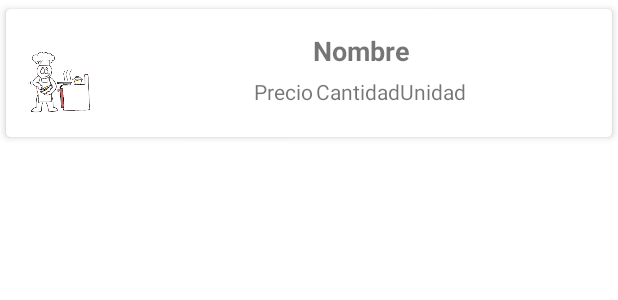
After one commit to danilopezyejas/MenuSemanal, an Android app: the layout recycle_ingredientes.xml on its own in the app's theme, with its tools: preview values and no code run, on a phone screen of 412 x 824 dp. The commit adds this screen. Shown: the top 300 px of the screen. Run offline under Robolectric (Android 15) with nearby library versions, the phone set to English and light mode, and no system bars.

Commit message:
Descarga de la bd y lo muestra en el recyclerView de ingredientes

```diff
--- a/app/src/main/res/layout/fragment_ingredientes.xml
+++ b/app/src/main/res/layout/fragment_ingredientes.xml
@@ -16,11 +16,12 @@
             android:orientation="vertical" >
 
             <androidx.recyclerview.widget.RecyclerView
-                android:id="@+id/recycleInhgredientes"
+                android:id="@+id/recycleIngredientes"
                 android:layout_width="match_parent"
                 android:layout_height="match_parent" />
         </LinearLayout>
     </ScrollView>
+
 
     <com.google.android.material.floatingactionbutton.FloatingActionButton
         android:id="@+id/btnAgregarIngredientes"
--- /dev/null
+++ b/app/src/main/res/layout/recycle_ingredientes.xml
@@ -0,0 +1,76 @@
+<?xml version="1.0" encoding="utf-8"?>
+<androidx.cardview.widget.CardView xmlns:android="http://schemas.android.com/apk/res/android"
+    xmlns:tools="http://schemas.android.com/tools"
+    android:layout_width="match_parent"
+    android:layout_height="wrap_content"
+    xmlns:app="http://schemas.android.com/apk/res-auto"
+    app:cardCornerRadius="3dp"
+    app:cardElevation="3dp"
+    app:cardUseCompatPadding="true">
+
+    <RelativeLayout
+        android:layout_width="match_parent"
+        android:layout_height="wrap_content"
+        android:padding="10dp">
+
+        <ImageView
+            android:id="@+id/imagenIngrediente"
+            android:layout_width="50dp"
+            android:layout_height="50dp"
+            android:src="@drawable/img_ingrediente"
+            android:layout_marginTop="15dp"
+            android:layout_marginRight="10dp" />
+
+        <LinearLayout
+            android:layout_width="match_parent"
+            android:layout_height="60dp"
+            android:orientation="vertical"
+            android:layout_toRightOf="@id/imagenIngrediente"
+            android:layout_toEndOf="@id/imagenIngrediente"
+            android:layout_marginLeft="10dp"
+            android:layout_marginStart="10dp">
+
+            <TextView
+                android:id="@+id/idNomIngr"
+                android:layout_width="match_parent"
+                android:layout_height="wrap_content"
+                android:gravity="center"
+                android:text="Nombre"
+                android:textSize="18dp"
+                android:textStyle="bold"
+                android:padding="5dp"/>
+
+            <LinearLayout
+                android:layout_width="wrap_content"
+                android:layout_height="wrap_content"
+                android:orientation="horizontal"
+                android:layout_gravity="center">
+
+                <TextView
+                    android:id="@+id/idPrecio"
+                    android:layout_width="wrap_content"
+                    android:layout_height="wrap_content"
+                    android:text="Precio"
+                    android:layout_marginBottom="2dp"/>
+
+                <TextView
+                    android:id="@+id/idCantidad"
+                    android:layout_width="wrap_content"
+                    android:layout_height="wrap_content"
+                    android:text="Cantidad"
+                    android:layout_marginBottom="2dp"
+                    android:layout_marginLeft="2dp"/>
+
+                <TextView
+                    android:id="@+id/idUnidad"
+                    android:layout_width="wrap_content"
+                    android:layout_height="wrap_content"
+                    android:text="Unidad"
+                    android:layout_marginBottom="2dp"
+                    android:layout_marginRight="2dp"/>
+
+            </LinearLayout>
+        </LinearLayout>
+    </RelativeLayout>
+
+</androidx.cardview.widget.CardView>
```
Also changed, not shown: app/src/main/java/com/tip/MenuSemanal/AdapterDatosIngredientes.java (+28 -10 lines), app/src/main/java/com/tip/MenuSemanal/ui/ingredientes/IngredientesFragment.java (+58 -7 lines), app/src/main/res/layout/recycle_ngredientes.xml (deleted, +0 -14 lines), app/src/main/res/drawable/img_ingrediente.png (added).
